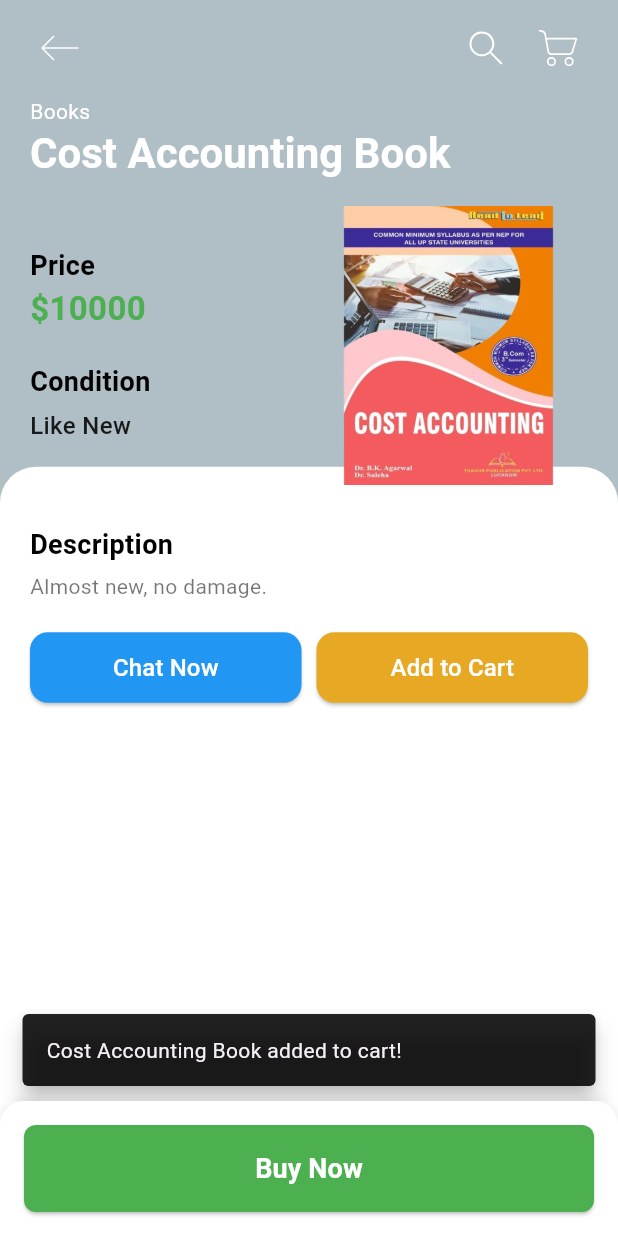
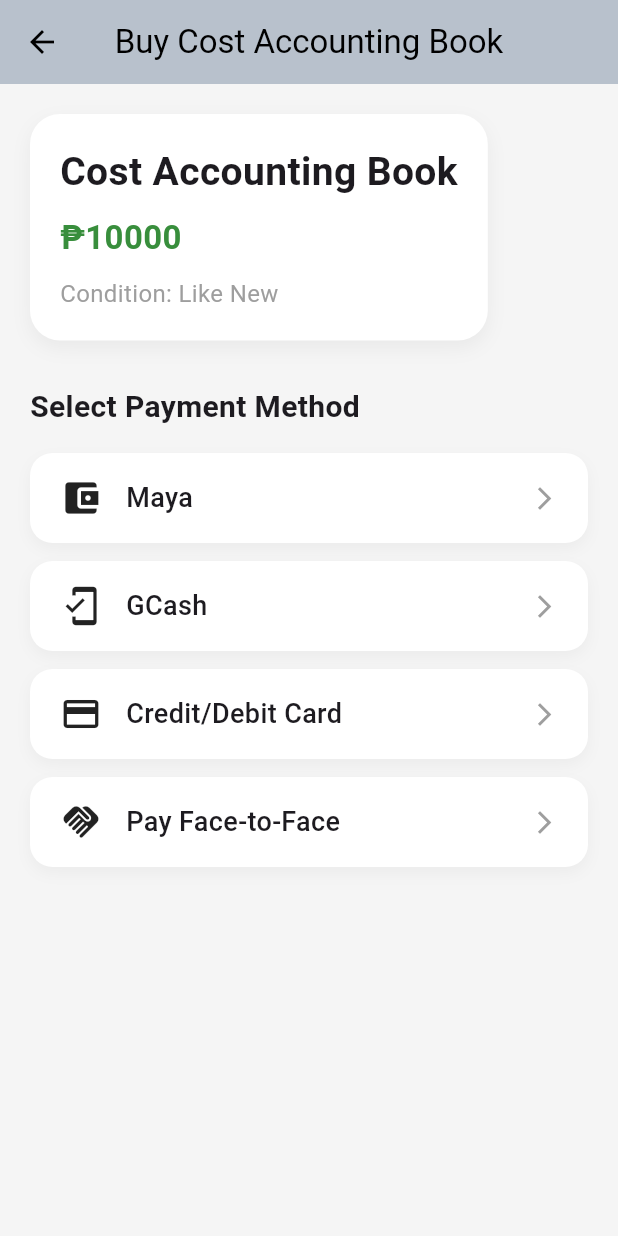
Before and after one commit to fransanityvillareal/xav_log, a Flutter app: the DetailsScreen screen opened directly with sample values from the repository, after a tap on "Buy Now", on a phone screen of 412 x 824 dp. Run offline on Flutter 3.47's test engine with Material 3 defaults, Android fonts, the light colour scheme and no system bars; our stand-ins replace cloud_firestore, file_picker, firebase_auth, firebase_core, flutter_animate, flutter_svg and 3 more; accounts and stored records are empty; project files that could hold a hidden picture were left out.

Commit message:
feat: Implement Buy Page with Product Details and Payment Methods
- Added `buy_main.dart` to initialize Firebase and set up the main app structure.
- Created `buy_page.dart` to display product details and available payment methods.
- Implemented payment method selection with navigation to payment proof submission.
- Added `payment_proof.dart` for handling payment proof submission with image upload and reference number options.
- Integrated face-to-face payment option with a dialog for user interaction.

```diff
--- /dev/null
+++ b/xavlog_core/lib/features/market_place/screens/buy/buy_page.dart
@@ -0,0 +1,189 @@
+import 'package:flutter/material.dart';
+import 'package:xavlog_core/features/market_place/models/product.dart';
+import 'package:xavlog_core/features/market_place/screens/buy/payment/payment_proof.dart';
+import 'package:xavlog_core/features/market_place/screens/chat/chat_home_page.dart';
+import 'package:xavlog_core/features/market_place/services/login_authentication/authentication_gate.dart';
+
+class BuyPage extends StatelessWidget {
+  final Product product;
+
+  const BuyPage({Key? key, required this.product}) : super(key: key);
+
+  @override
+  Widget build(BuildContext context) {
+    final Color primaryColor = product.color.withOpacity(0.8);
+
+    return Scaffold(
+      backgroundColor: Colors.grey[100],
+      appBar: AppBar(
+        title: Text('Buy ${product.title}'),
+        backgroundColor: primaryColor,
+        centerTitle: true,
+        elevation: 2,
+      ),
+      body: Padding(
+        padding: const EdgeInsets.all(20),
+        child: Column(
+          crossAxisAlignment: CrossAxisAlignment.start,
+          children: [
+            // Product Card
+            Container(
+              padding: const EdgeInsets.all(20),
+              decoration: BoxDecoration(
+                color: Colors.white,
+                borderRadius: BorderRadius.circular(20),
+                boxShadow: [
+                  BoxShadow(
+                    color: Colors.black.withOpacity(0.05),
+                    blurRadius: 10,
+                    offset: const Offset(0, 5),
+                  ),
+                ],
+              ),
+              child: Column(
+                crossAxisAlignment: CrossAxisAlignment.start,
+                children: [
+                  Text(
+                    product.title,
+                    style: const TextStyle(
+                      fontSize: 26,
+                      fontWeight: FontWeight.bold,
+                    ),
+                  ),
+                  const SizedBox(height: 10),
+                  Text(
+                    "₱${product.price}",
+                    style: TextStyle(
+                      fontSize: 22,
+                      color: Colors.green.shade700,
+                      fontWeight: FontWeight.w600,
+                    ),
+                  ),
+                  const SizedBox(height: 10),
+                  Text(
+                    "Condition: ${product.condition}",
+                    style: const TextStyle(
+                      fontSize: 16,
+                      color: Colors.grey,
+                    ),
+                  ),
+                ],
+              ),
+            ),
+
+            const SizedBox(height: 30),
+
+            // Payment Methods Section
+            const Text(
+              "Select Payment Method",
+              style: TextStyle(
+                fontSize: 20,
+                fontWeight: FontWeight.bold,
+              ),
+            ),
+            const SizedBox(height: 16),
+            _paymentMethodTile(context, Icons.account_balance_wallet, "Maya",
+                'assets/images/maya_qr.jpg', 400, 200),
+            _paymentMethodTile(context, Icons.mobile_friendly, "GCash",
+                'assets/images/gcash_qr.jpg', 300, 150),
+            _paymentMethodTile(context, Icons.credit_card, "Credit/Debit Card",
+                'assets/images/bdo_qr.jpg', 500, 250),
+            _paymentMethodTile(context, Icons.handshake, "Pay Face-to-Face",
+                'assets/images/face_to_face_qr.jpg', 350, 200),
+          ],
+        ),
+      ),
+    );
+  }
+
+  Widget _paymentMethodTile(BuildContext context, IconData icon, String method,
+      String qrCodeAsset, double qrSizeHeight, double qrSizeWidth) {
+    return InkWell(
+      onTap: () {
+        if (method == 'Pay Face-to-Face') {
+          // Instead of navigating to PaymentProofPage, show a dialog for face-to-face payment
+          _showFaceToFaceDialog(context);
+        } else {
+          // For other payment methods, navigate to PaymentProofPage as usual
+          Navigator.push(
+            context,
+            MaterialPageRoute(
+              builder: (context) => PaymentProofPage(
+                product: product,
+                method: method,
+                qrCodeAsset: qrCodeAsset,
+                qrSizeHeight: qrSizeHeight,
+                qrSizeWidth: qrSizeWidth,
+              ),
+            ),
+          );
+        }
+      },
+      borderRadius: BorderRadius.circular(15),
+      child: Container(
+        margin: const EdgeInsets.only(bottom: 12),
+        padding: const EdgeInsets.symmetric(vertical: 16, horizontal: 20),
+        decoration: BoxDecoration(
+          color: Colors.white,
+          borderRadius: BorderRadius.circular(15),
+          boxShadow: [
+            BoxShadow(
+              color: Colors.black.withOpacity(0.04),
+              blurRadius: 8,
+              offset: const Offset(0, 4),
+            ),
+          ],
+        ),
+        child: Row(
+          children: [
+            Icon(icon, size: 28, color: Colors.black87),
+            const SizedBox(width: 16),
+            Text(
+              method,
+              style: const TextStyle(fontSize: 18, fontWeight: FontWeight.w500),
+            ),
+            const Spacer(),
+            const Icon(Icons.arrow_forward_ios, size: 18, color: Colors.grey),
+          ],
+        ),
+      ),
+    );
+  }
+
+  void _showFaceToFaceDialog(BuildContext context) {
+    showDialog(
+      context: context,
+      builder: (BuildContext context) {
+        return AlertDialog(
+          title: Text('Pay Face-to-Face'),
+          content: Text(
+              'To get started, please chat with the seller and meet in person to complete the payment process.'),
+          actions: <Widget>[
+            TextButton(
+              child: Text('Cancel'),
+              onPressed: () {
+                Navigator.of(context).pop(); // Close the dialog
+              },
+            ),
+            TextButton(
+              child: Text('Okay'),
+              onPressed: () {
+                AuthenticationGate();
+
+                Navigator.of(context).pop();
+                Navigator.push(
+                  context,
+                  MaterialPageRoute(
+                    builder: (context) =>
+                        AuthenticationGate(),
+                    // ChatHomePage(),
+                  ),
+                );
+              },
+            ),
+          ],
+        );
+      },
+    );
+  }
+}
--- a/xavlog_core/lib/features/market_place/screens/details/details_screen.dart
+++ b/xavlog_core/lib/features/market_place/screens/details/details_screen.dart
@@ -2,9 +2,11 @@ import 'package:flutter/material.dart';
 import 'package:flutter_svg/svg.dart';
 import 'package:provider/provider.dart';
 import 'package:xavlog_core/features/market_place/models/product.dart';
+import 'package:xavlog_core/features/market_place/screens/buy/buy_page.dart';
 import 'package:xavlog_core/features/market_place/screens/cart/cart_provider.dart';
 import 'package:xavlog_core/features/market_place/screens/cart/cart_screen.dart';
-import 'package:xavlog_core/features/market_place/screens/details/components/body.dart' as details_body;
+import 'package:xavlog_core/features/market_place/screens/details/components/body.dart'
+    as details_body;
 import 'package:xavlog_core/features/market_place/screens/search/search_screen.dart';
 
 class DetailsScreen extends StatelessWidget {
@@ -99,14 +101,12 @@ class DetailsScreen extends StatelessWidget {
           ),
         ),
         onPressed: () {
-          Provider.of<CartProvider>(context, listen: false).addToCart(product);
-
-          ScaffoldMessenger.of(context).showSnackBar(
-            SnackBar(
-              content: Text("${product.title} added to cart!"),
-              duration: const Duration(seconds: 2),
-              backgroundColor: Colors.black87,
-              behavior: SnackBarBehavior.floating,
+          // Navigate to BuyPage with the current product
+          Navigator.push(
+            context,
+            MaterialPageRoute(
+              builder: (context) =>
+                  BuyPage(product: product), // Pass the product here
             ),
           );
         },
--- a/xavlog_core/pubspec.yaml
+++ b/xavlog_core/pubspec.yaml
@@ -42,6 +42,7 @@ dependencies:
   file_picker: ^10.1.2  # Replace with the latest version you need
   table_calendar: ^3.0.9
   shared_preferences: ^2.2.2
+  image_picker: ^1.1.2
 
 dev_dependencies:
   flutter_test:
```
Also changed, not shown: xavlog_core/lib/features/market_place/screens/buy/buy_main.dart (added, +25 -0 lines), xavlog_core/lib/features/market_place/screens/buy/payment/payment_proof.dart (added, +254 -0 lines), xavlog_core/assets/images/bdo_qr.jpg (added), xavlog_core/assets/images/f2f.png (added), xavlog_core/assets/images/gcash_qr.jpg (added), xavlog_core/assets/images/maya_qr.jpg (added), xavlog_core/pubspec.lock, 9 other files.
